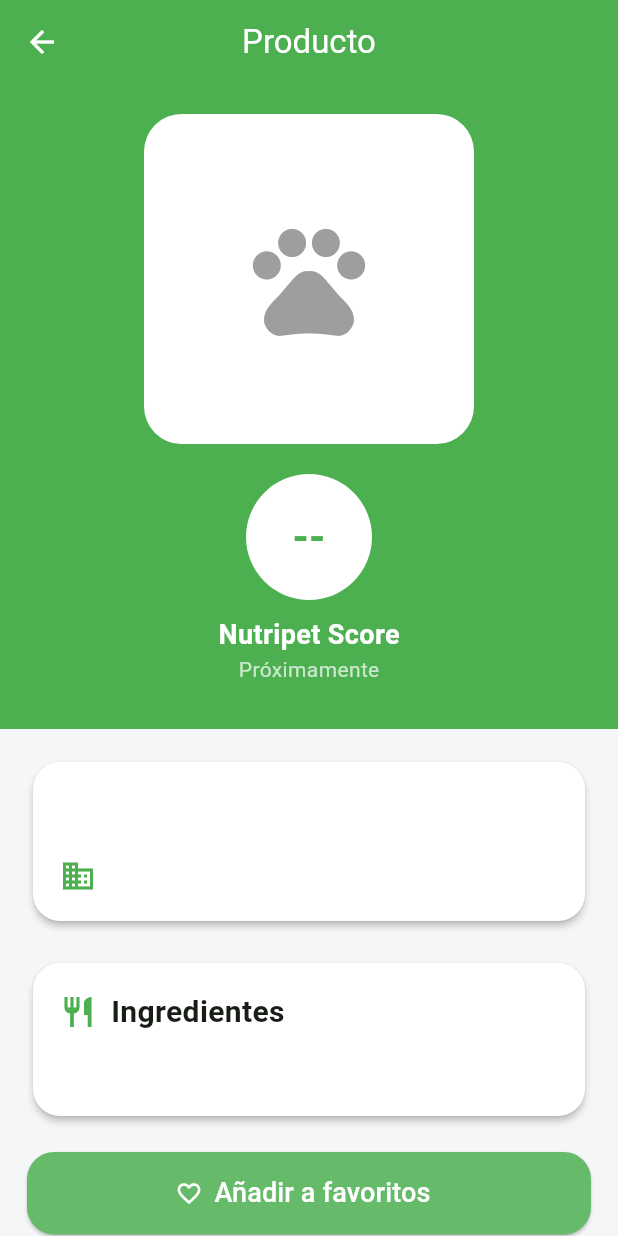
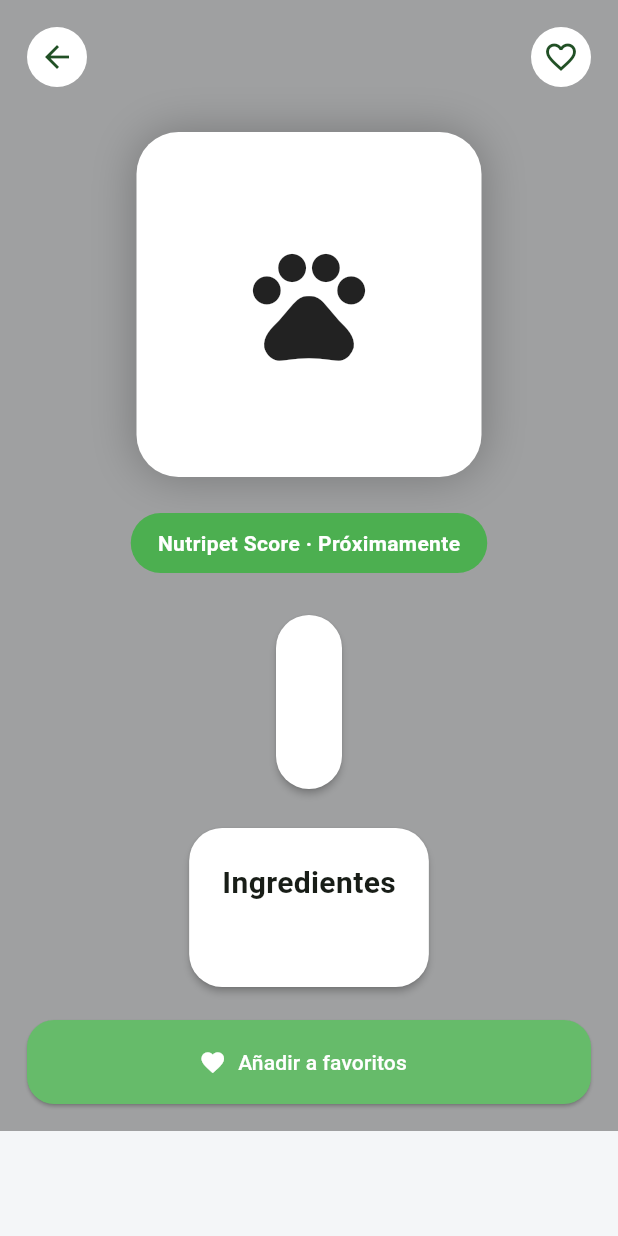
Before and after one commit to ivaan04-ship-it/Nutripet, a Flutter app: the ProductScreen screen opened directly with empty values, on a phone screen of 412 x 824 dp. Run offline on Flutter 3.47's test engine with Material 3 defaults, Android fonts, the light colour scheme and no system bars; our stand-ins replace cloud_firestore, firebase_core; missing offline and left inert: mobile_scanner; accounts and stored records are empty.

Commit message:
Nutripet v0.3 - Nueva interfaz de producto

```diff
--- a/lib/screens/product_screen.dart
+++ b/lib/screens/product_screen.dart
@@ -1,212 +1,128 @@
+// product_screen.dart
+import 'dart:ui';
 import 'package:flutter/material.dart';
-
 import '../models/product.dart';
 
 class ProductScreen extends StatelessWidget {
   final Product producto;
 
-  const ProductScreen({
-    super.key,
-    required this.producto,
-  });
+  const ProductScreen({super.key, required this.producto});
 
   @override
   Widget build(BuildContext context) {
     return Scaffold(
       backgroundColor: const Color(0xFFF4F6F8),
-      appBar: AppBar(
-        title: const Text("Producto"),
-        backgroundColor: Colors.green,
-        foregroundColor: Colors.white,
+      body: Stack(
+        children: [
+          if (producto.imagen.isNotEmpty)
+            Positioned.fill(
+              child: Image.network(producto.imagen, fit: BoxFit.cover),
             ),
-      body: SingleChildScrollView(
+          Positioned.fill(
+            child: BackdropFilter(
+              filter: ImageFilter.blur(sigmaX: 18, sigmaY: 18),
+              child: Container(color: Colors.black.withOpacity(0.35)),
+            ),
+          ),
+          SafeArea(
+            child: SingleChildScrollView(
+              padding: const EdgeInsets.all(18),
               child: Column(
                 children: [
-            Container(
-              width: double.infinity,
-              color: Colors.green,
-              padding: const EdgeInsets.only(
-                left: 20,
-                right: 20,
-                top: 20,
-                bottom: 30,
+                  Row(
+                    children: [
+                      CircleAvatar(
+                        backgroundColor: Colors.white,
+                        child: IconButton(
+                          icon: const Icon(Icons.arrow_back),
+                          onPressed: () => Navigator.pop(context),
                         ),
-              child: Column(
-                children: [
-                  Container(
-                    width: 220,
-                    height: 220,
+                      ),
+                      const Spacer(),
+                      const CircleAvatar(
+                        backgroundColor: Colors.white,
+                        child: Icon(Icons.favorite_border),
+                      ),
+                    ],
+                  ),
+                  const SizedBox(height: 30),
+                  Hero(
+                    tag: producto.codigoBarras,
+                    child: Container(
+                      width: 230,
+                      height: 230,
                       decoration: BoxDecoration(
                         color: Colors.white,
-                      borderRadius: BorderRadius.circular(25),
+                        borderRadius: BorderRadius.circular(28),
+                        boxShadow: const [BoxShadow(blurRadius: 25,color: Colors.black26)],
                       ),
-                    child: producto.imagen.isNotEmpty
-                        ? ClipRRect(
-                            borderRadius: BorderRadius.circular(25),
-                            child: Image.network(
-                              producto.imagen,
-                              fit: BoxFit.contain,
-                            ),
-                          )
-                        : const Icon(
-                            Icons.pets,
-                            size: 90,
-                            color: Colors.grey,
-                          ),
-                  ),
-
-                  const SizedBox(height: 20),
-
-                  const CircleAvatar(
-                    radius: 42,
-                    backgroundColor: Colors.white,
-                    child: Text(
-                      "--",
-                      style: TextStyle(
-                        fontSize: 28,
-                        fontWeight: FontWeight.bold,
-                        color: Colors.green,
+                      child: ClipRRect(
+                        borderRadius: BorderRadius.circular(28),
+                        child: producto.imagen.isEmpty
+                            ? const Icon(Icons.pets,size:90)
+                            : Image.network(producto.imagen,fit: BoxFit.contain),
                       ),
                     ),
                   ),
-
-                  const SizedBox(height: 10),
-
-                  const Text(
-                    "Nutripet Score",
-                    style: TextStyle(
-                      color: Colors.white,
-                      fontWeight: FontWeight.bold,
-                      fontSize: 18,
+                  const SizedBox(height:24),
+                  Container(
+                    padding: const EdgeInsets.symmetric(horizontal:18,vertical:10),
+                    decoration: BoxDecoration(
+                      color: Colors.green,
+                      borderRadius: BorderRadius.circular(30),
+                    ),
+                    child: const Text("Nutripet Score · Próximamente",
+                      style: TextStyle(color: Colors.white,fontWeight: FontWeight.bold),
                     ),
                   ),
-
-                  const Text(
-                    "Próximamente",
-                    style: TextStyle(
-                      color: Colors.white70,
-                    ),
-                  ),
-                ],
-              ),
-            ),
-
-            Padding(
-              padding: const EdgeInsets.all(18),
-              child: Column(
-                children: [
+                  const SizedBox(height:24),
                   Card(
-                    elevation: 2,
-                    shape: RoundedRectangleBorder(
-                      borderRadius: BorderRadius.circular(18),
-                    ),
+                    shape: RoundedRectangleBorder(borderRadius: BorderRadius.circular(22)),
                     child: Padding(
-                      padding: const EdgeInsets.all(18),
+                      padding: const EdgeInsets.all(22),
                       child: Column(
                         crossAxisAlignment: CrossAxisAlignment.start,
                         children: [
-                          Text(
-                            producto.nombre,
-                            style: const TextStyle(
-                              fontSize: 24,
-                              fontWeight: FontWeight.bold,
-                            ),
-                          ),
-
-                          const SizedBox(height: 12),
-
-                          Row(
-                            children: [
-                              const Icon(
-                                Icons.business,
-                                color: Colors.green,
-                              ),
-
-                              const SizedBox(width: 10),
-
-                              Expanded(
-                                child: Text(
-                                  producto.marca,
-                                  style: const TextStyle(fontSize: 17),
-                                ),
-                              ),
-                            ],
-                          ),
+                          Text(producto.nombre,
+                            style: const TextStyle(fontSize:26,fontWeight: FontWeight.bold)),
+                          const SizedBox(height:8),
+                          Text(producto.marca,
+                            style: const TextStyle(fontSize:18,color: Colors.grey)),
                         ],
                       ),
                     ),
                   ),
-
-                  const SizedBox(height: 20),
-
+                  const SizedBox(height:18),
                   Card(
-                    elevation: 2,
-                    shape: RoundedRectangleBorder(
-                      borderRadius: BorderRadius.circular(18),
-                    ),
+                    shape: RoundedRectangleBorder(borderRadius: BorderRadius.circular(22)),
                     child: Padding(
-                      padding: const EdgeInsets.all(18),
+                      padding: const EdgeInsets.all(22),
                       child: Column(
                         crossAxisAlignment: CrossAxisAlignment.start,
                         children: [
-                          const Row(
-                            children: [
-                              Icon(
-                                Icons.restaurant,
-                                color: Colors.green,
-                              ),
-                              SizedBox(width: 10),
-                              Text(
-                                "Ingredientes",
-                                style: TextStyle(
-                                  fontSize: 20,
-                                  fontWeight: FontWeight.bold,
+                          const Text("Ingredientes",
+                            style: TextStyle(fontSize:20,fontWeight: FontWeight.bold)),
+                          const SizedBox(height:12),
+                          Text(producto.ingredientes),
+                        ],
                       ),
                     ),
-                            ],
                   ),
-
-                          const SizedBox(height: 15),
-
-                          Text(
-                            producto.ingredientes,
-                            style: const TextStyle(
-                              height: 1.5,
+                  const SizedBox(height:18),
+                  SizedBox(
+                    width: double.infinity,
+                    height:56,
+                    child: ElevatedButton.icon(
+                      onPressed: () {},
+                      icon: const Icon(Icons.favorite),
+                      label: const Text("Añadir a favoritos"),
                     ),
                   ),
                 ],
               ),
             ),
           ),
-
-                  const SizedBox(height: 20),
-
-                  SizedBox(
-                    width: double.infinity,
-                    height: 55,
-                    child: ElevatedButton.icon(
-                      onPressed: () {},
-                      icon: const Icon(Icons.favorite_border),
-                      label: const Text(
-                        "Añadir a favoritos",
-                        style: TextStyle(fontSize: 18),
-                      ),
-                    ),
-                  ),
-
-                  const SizedBox(height: 20),
-
-                  Text(
-                    "Código de barras: ${producto.codigoBarras}",
-                    style: TextStyle(
-                      color: Colors.grey.shade600,
-                    ),
-                  ),
         ],
-              ),
-            ),
-          ],
-        ),
       ),
     );
   }
```
Lines whose indentation alone changed are shown as unchanged.
